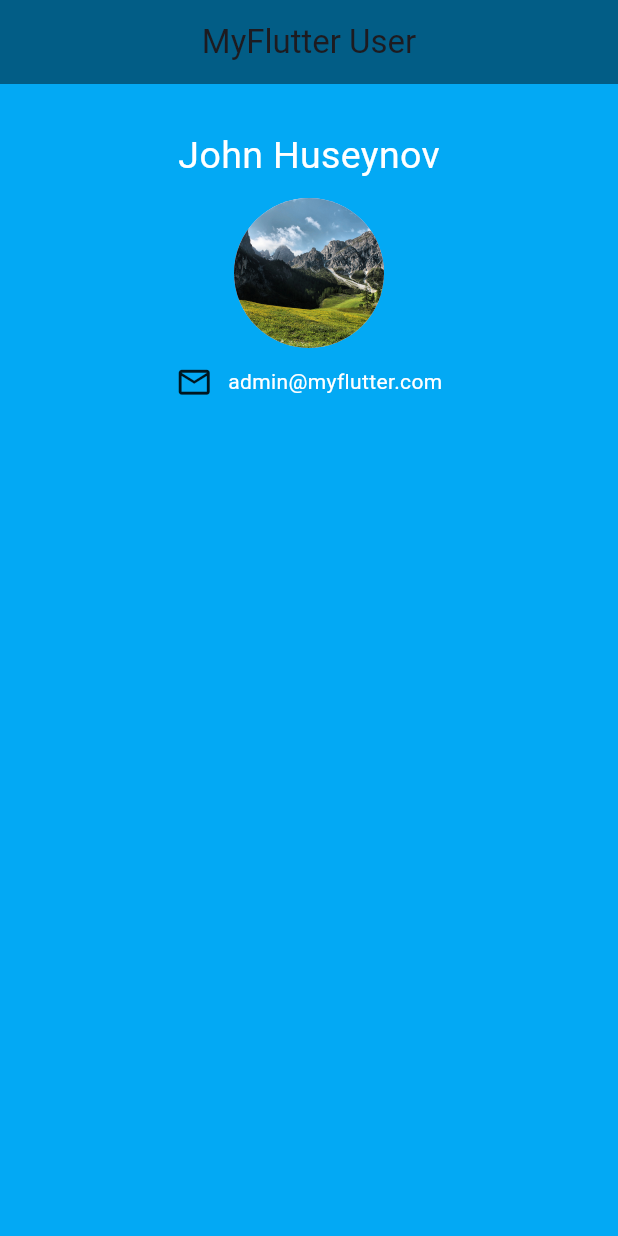
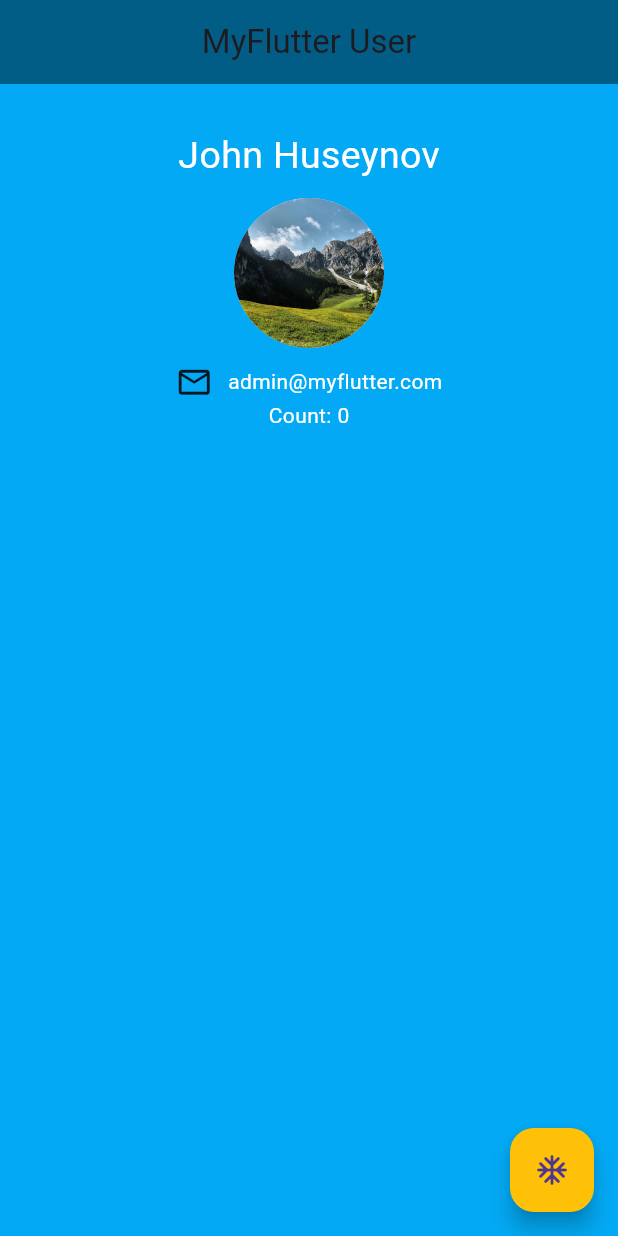
Before and after one commit to Ziyaddin01/flutter_app, a Flutter app: the screen it shows after launch, on a phone screen of 412 x 824 dp. Run offline on Flutter 3.47's test engine with Material 3 defaults, Android fonts, the phone set to English and light mode, and no system bars.

```diff
--- a/lib/main.dart
+++ b/lib/main.dart
@@ -4,8 +4,16 @@ void main() => runApp(MaterialApp(
   home: UserPanel(),
 ));
 
-class UserPanel extends StatelessWidget {
+class UserPanel extends StatefulWidget {
   const UserPanel({super.key});
+
+  @override
+  State<UserPanel> createState() => _UserPanelState();
+}
+
+class _UserPanelState extends State<UserPanel> {
+
+  int _count = 0;
 
   @override
   Widget build(BuildContext context) {
@@ -39,12 +47,23 @@ class UserPanel extends StatelessWidget {
                     Padding(padding: EdgeInsets.only(left: 10),),
                     Text('admin@myflutter.com', style: TextStyle(color: Colors.white),)
                   ],
-                )
+                ),
+                Padding(padding: EdgeInsets.only(left: 10),),
+                Text('Count: $_count', style: TextStyle(color: Colors.white),)
               ],
             )
           ],
         ),
       ),
+      floatingActionButton: FloatingActionButton(
+        child: Icon(Icons.ac_unit_rounded),
+        backgroundColor: Colors.amber,
+        onPressed: () {
+          setState(() {
+            _count++;
+          });
+        },
+      ),
     );
   }
 }
```
